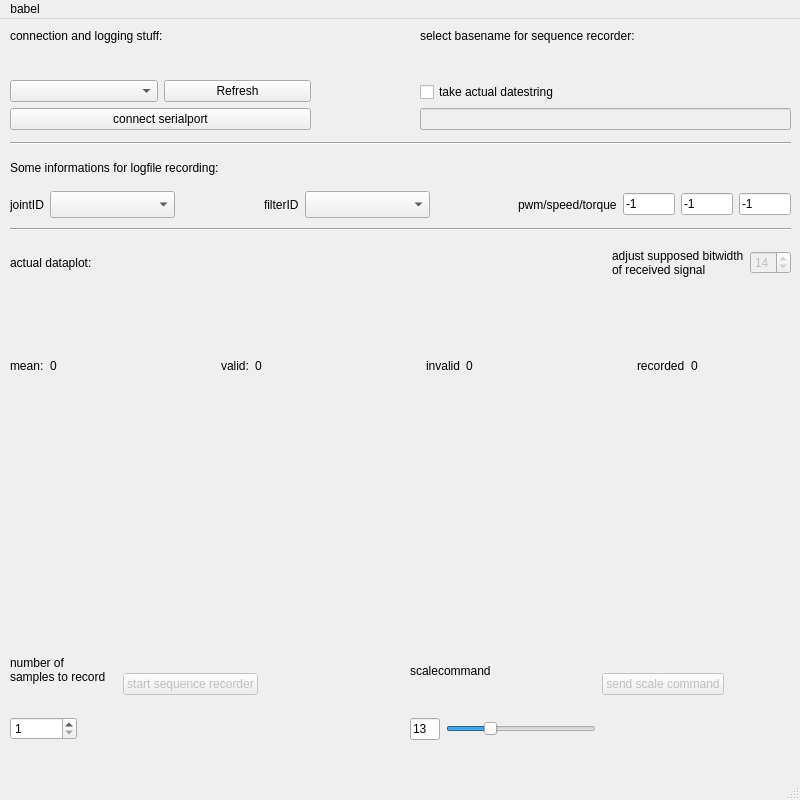
This is gui.ui in marvin2k/guibabel as Qt 5 draws it before an edit. The edited form follows.
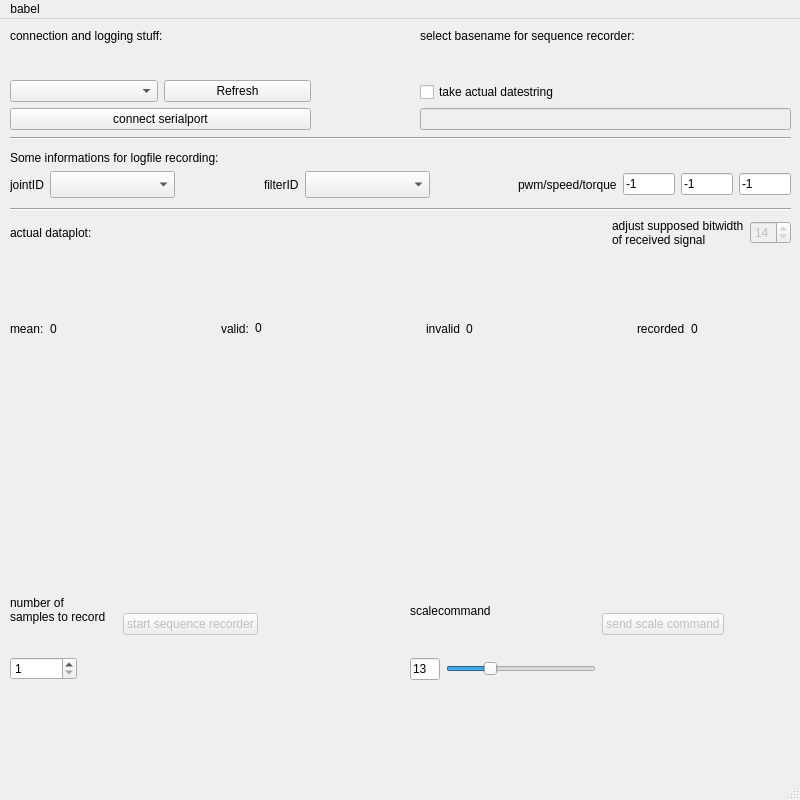
This is the edited form. Custom widgets are drawn as their Qt base class.

Commit message: [guibabel] gui etwas mehr para-kompatbel aufgeräumt

Patch:
```diff
--- a/gui.ui
+++ b/gui.ui
@@ -89,9 +89,9 @@
     <property name="geometry">
      <rect>
       <x>10</x>
-      <y>230</y>
+      <y>200</y>
       <width>781</width>
-      <height>371</height>
+      <height>341</height>
      </rect>
     </property>
     <layout class="QVBoxLayout" name="verticalLayout_4">
@@ -288,7 +288,7 @@
     <property name="geometry">
      <rect>
       <x>410</x>
-      <y>610</y>
+      <y>550</y>
       <width>381</width>
       <height>111</height>
      </rect>
@@ -394,7 +394,7 @@
     <property name="geometry">
      <rect>
       <x>10</x>
-      <y>610</y>
+      <y>550</y>
       <width>321</width>
       <height>111</height>
      </rect>
@@ -477,7 +477,7 @@
     <property name="geometry">
      <rect>
       <x>10</x>
-      <y>170</y>
+      <y>150</y>
       <width>781</width>
       <height>31</height>
      </rect>
@@ -640,7 +640,7 @@
     <property name="geometry">
      <rect>
       <x>10</x>
-      <y>116</y>
+      <y>111</y>
       <width>781</width>
       <height>16</height>
      </rect>
@@ -653,7 +653,7 @@
     <property name="geometry">
      <rect>
       <x>10</x>
-      <y>200</y>
+      <y>180</y>
       <width>781</width>
       <height>20</height>
      </rect>
@@ -666,7 +666,7 @@
     <property name="geometry">
      <rect>
       <x>10</x>
-      <y>140</y>
+      <y>130</y>
       <width>291</width>
       <height>18</height>
      </rect>
```
